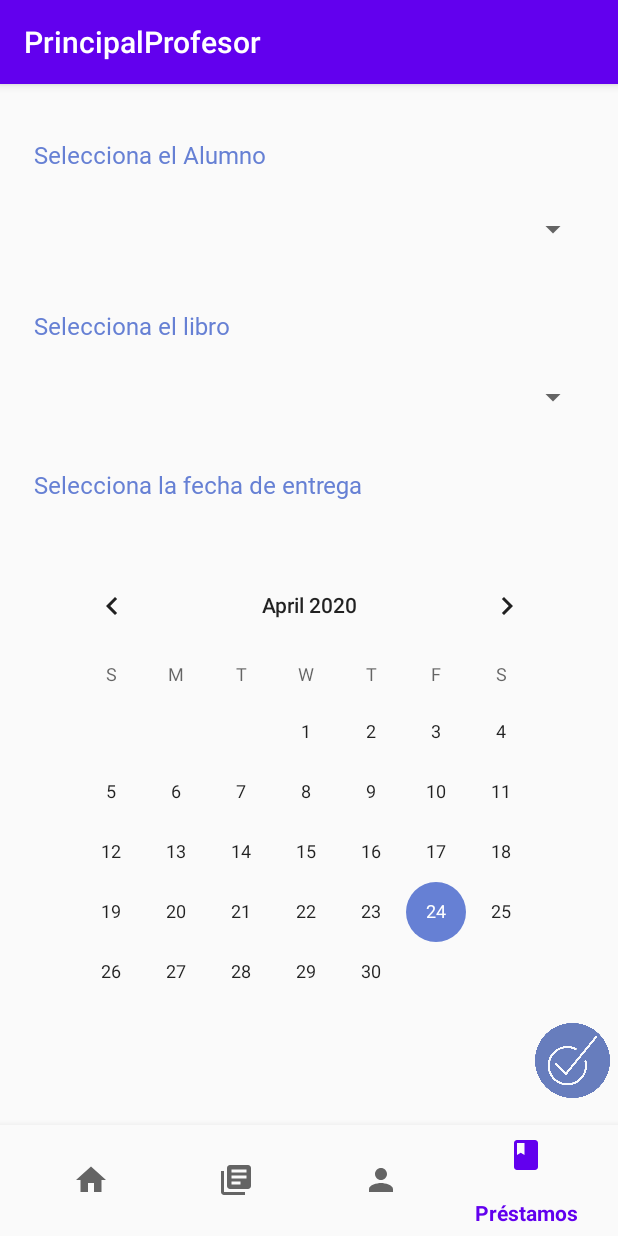
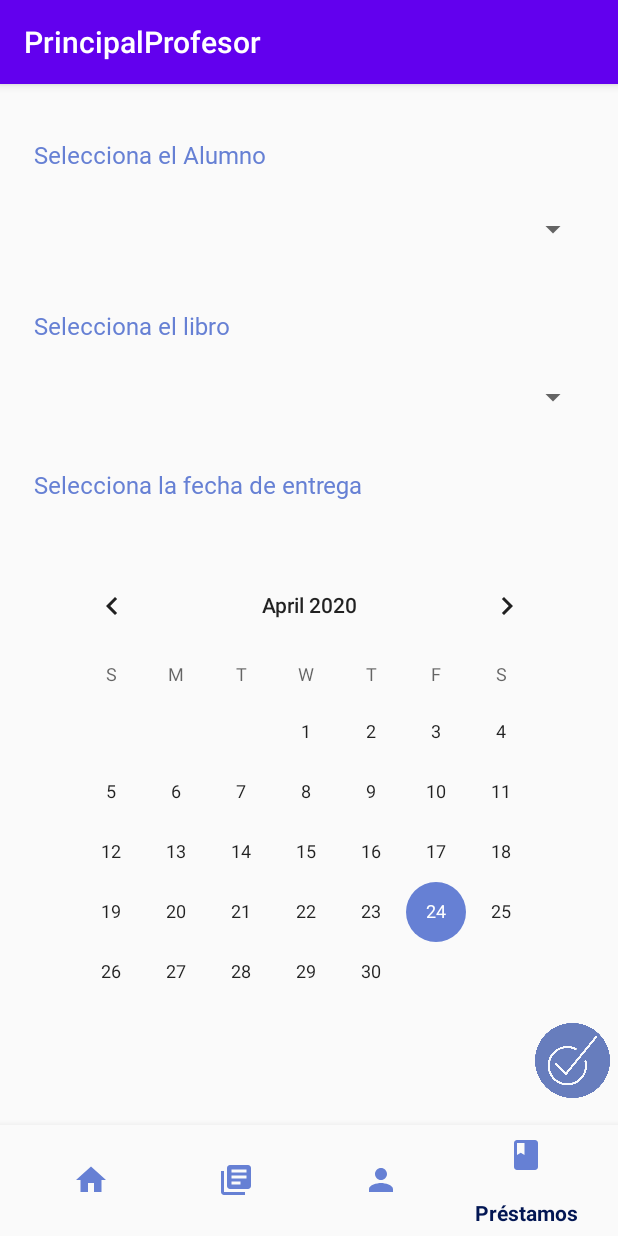
Before and after one commit to Alejandro1793/Libreria, an Android app: the PrincipalProfesor screen opened directly, with no data from a screen before it, item 4 of the bottom bar chosen, on a phone screen of 412 x 824 dp. Run offline under Robolectric (Android 15) with nearby library versions, the light colour scheme and no system bars; our stand-ins replace Firebase (no records; nobody signed in at launch, a user with empty details on screens opened directly), navigation-ui; Roboto replaces fonts that are not available here.

Commit message:
Modificar Layout 24/04

```diff
--- a/app/src/main/res/layout/activity_principal_profesor.xml
+++ b/app/src/main/res/layout/activity_principal_profesor.xml
@@ -22,6 +22,8 @@
         android:layout_width="0dp"
         android:layout_height="74dp"
         android:background="?android:attr/windowBackground"
+        app:itemIconTint="#6680d4"
+        app:itemTextColor="#021653"
         app:layout_constraintBottom_toBottomOf="parent"
         app:layout_constraintHorizontal_bias="0.0"
         app:layout_constraintLeft_toLeftOf="parent"
```
